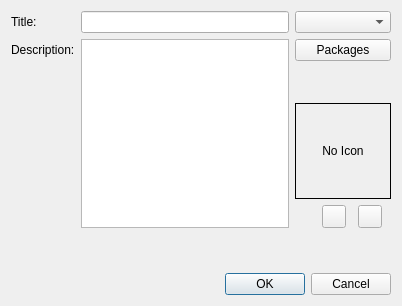
The window that kde/pardusman/gui/ui/packagecollection.ui (pars-linux/uludag) describes before a commit, drawn with Qt 5.
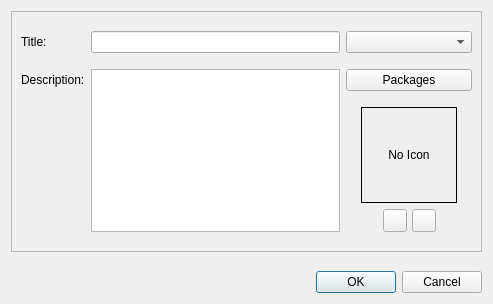
The same window after the commit. Icons and pictures are not drawn.

Commit message: Cosmetic changes on collection ui

What changed in the file:
```diff
--- a/kde/pardusman/gui/ui/packagecollection.ui
+++ b/kde/pardusman/gui/ui/packagecollection.ui
@@ -6,25 +6,22 @@
    <rect>
     <x>0</x>
     <y>0</y>
-    <width>402</width>
-    <height>306</height>
+    <width>493</width>
+    <height>304</height>
    </rect>
   </property>
   <property name="windowTitle">
    <string>Dialog</string>
   </property>
-  <layout class="QGridLayout" name="gridLayout_2">
-   <item row="1" column="1">
-    <widget class="QDialogButtonBox" name="buttonBox">
-     <property name="orientation">
-      <enum>Qt::Horizontal</enum>
+  <layout class="QVBoxLayout" name="verticalLayout_2">
+   <item>
+    <widget class="QFrame" name="frame">
+     <property name="frameShape">
+      <enum>QFrame::StyledPanel</enum>
      </property>
-     <property name="standardButtons">
-      <set>QDialogButtonBox::Cancel|QDialogButtonBox::Ok</set>
+     <property name="frameShadow">
+      <enum>QFrame::Raised</enum>
      </property>
-    </widget>
-   </item>
-   <item row="0" column="1">
     <layout class="QGridLayout" name="gridLayout">
      <item row="0" column="0">
       <widget class="QLabel" name="titleLabel">
@@ -45,8 +42,8 @@
      <item row="0" column="1">
       <widget class="QLineEdit" name="titleText"/>
      </item>
-     <item row="1" column="1" rowspan="5">
-      <widget class="QTextEdit" name="descriptionText"/>
+      <item row="0" column="2">
+       <widget class="QComboBox" name="languagesCombo"/>
      </item>
      <item row="1" column="0">
       <widget class="QLabel" name="descriptionLabel">
@@ -61,26 +58,41 @@
        </property>
       </widget>
      </item>
-     <item row="0" column="2">
-      <widget class="QComboBox" name="languagesCombo"/>
-     </item>
-     <item row="6" column="1">
-      <spacer name="verticalSpacer">
+      <item row="1" column="1" rowspan="2">
+       <widget class="QTextEdit" name="descriptionText"/>
+      </item>
+      <item row="1" column="2">
+       <widget class="QPushButton" name="packagesButton">
+        <property name="text">
+         <string>Packages</string>
+        </property>
+       </widget>
+      </item>
+      <item row="2" column="2">
+       <layout class="QVBoxLayout" name="verticalLayout">
+        <item>
+         <layout class="QHBoxLayout" name="horizontalLayout_2">
+          <item>
+           <spacer name="horizontalSpacer_2">
        <property name="orientation">
-        <enum>Qt::Vertical</enum>
+             <enum>Qt::Horizontal</enum>
        </property>
        <property name="sizeHint" stdset="0">
         <size>
-         <width>20</width>
-         <height>40</height>
+              <width>18</width>
+              <height>13</height>
         </size>
        </property>
       </spacer>
      </item>
-     <item row="5" column="2">
-      <layout class="QVBoxLayout">
        <item>
         <widget class="QLabel" name="icon">
+            <property name="sizePolicy">
+             <sizepolicy hsizetype="Expanding" vsizetype="Expanding">
+              <horstretch>0</horstretch>
+              <verstretch>0</verstretch>
+             </sizepolicy>
+            </property>
          <property name="minimumSize">
           <size>
            <width>96</width>
@@ -111,6 +123,21 @@
         </widget>
        </item>
        <item>
+           <spacer name="horizontalSpacer_3">
+            <property name="orientation">
+             <enum>Qt::Horizontal</enum>
+            </property>
+            <property name="sizeHint" stdset="0">
+             <size>
+              <width>18</width>
+              <height>20</height>
+             </size>
+            </property>
+           </spacer>
+          </item>
+         </layout>
+        </item>
+        <item>
         <layout class="QHBoxLayout" name="_2">
          <property name="spacing">
           <number>5</number>
@@ -121,12 +148,12 @@
             <enum>Qt::Horizontal</enum>
            </property>
            <property name="sizeType">
-            <enum>QSizePolicy::Minimum</enum>
+             <enum>QSizePolicy::Expanding</enum>
            </property>
            <property name="sizeHint" stdset="0">
             <size>
-             <width>20</width>
-             <height>20</height>
+              <width>10</width>
+              <height>10</height>
             </size>
            </property>
           </spacer>
@@ -165,14 +192,67 @@
            </property>
           </widget>
          </item>
+          <item>
+           <spacer name="horizontalSpacer_4">
+            <property name="orientation">
+             <enum>Qt::Horizontal</enum>
+            </property>
+            <property name="sizeType">
+             <enum>QSizePolicy::Expanding</enum>
+            </property>
+            <property name="sizeHint" stdset="0">
+             <size>
+              <width>10</width>
+              <height>10</height>
+             </size>
+            </property>
+           </spacer>
+          </item>
         </layout>
        </item>
       </layout>
      </item>
-     <item row="1" column="2">
-      <widget class="QPushButton" name="packagesButton">
-       <property name="text">
-        <string>Packages</string>
+     </layout>
+    </widget>
+   </item>
+   <item>
+    <spacer name="verticalSpacer">
+     <property name="orientation">
+      <enum>Qt::Vertical</enum>
+     </property>
+     <property name="sizeType">
+      <enum>QSizePolicy::Fixed</enum>
+     </property>
+     <property name="sizeHint" stdset="0">
+      <size>
+       <width>20</width>
+       <height>13</height>
+      </size>
+     </property>
+    </spacer>
+   </item>
+   <item>
+    <layout class="QHBoxLayout" name="horizontalLayout">
+     <item>
+      <spacer name="horizontalSpacer">
+       <property name="orientation">
+        <enum>Qt::Horizontal</enum>
+       </property>
+       <property name="sizeHint" stdset="0">
+        <size>
+         <width>40</width>
+         <height>20</height>
+        </size>
+       </property>
+      </spacer>
+     </item>
+     <item>
+      <widget class="QDialogButtonBox" name="buttonBox">
+       <property name="orientation">
+        <enum>Qt::Horizontal</enum>
+       </property>
+       <property name="standardButtons">
+        <set>QDialogButtonBox::Cancel|QDialogButtonBox::Ok</set>
        </property>
       </widget>
      </item>
```
Lines whose indentation alone changed are shown as unchanged.
